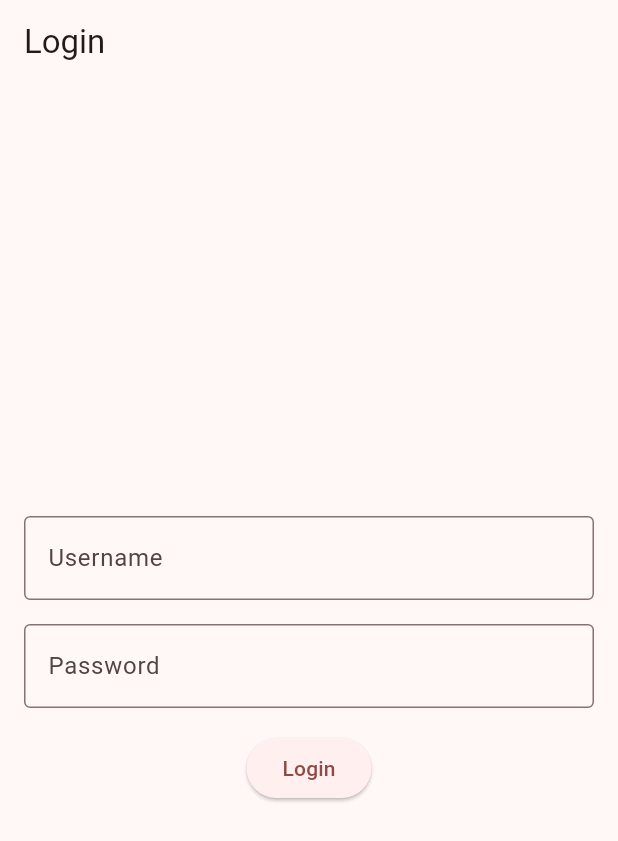
After one commit to Domciotomcio/EkoMonitor, a Flutter app: the screen it shows after launch, on a phone screen of 412 x 824 dp. The commit adds this screen. Shown: the top 841 px of the screen. Run offline on Flutter 3.47's test engine with Material 3 defaults, Android fonts, the light colour scheme and no system bars; our stand-ins replace flutter_riverpod.

Commit message:
login part

```diff
--- a/src/mobile_app/ekomonitor/lib/main.dart
+++ b/src/mobile_app/ekomonitor/lib/main.dart
@@ -1,7 +1,9 @@
 import 'package:ekomonitor/data/weather-condition-description-list.dart';
 import 'package:ekomonitor/models/weather-condition-description.dart';
 import 'package:ekomonitor/models/weather-condition-unit.dart';
+import 'package:ekomonitor/providers/user_provider.dart';
 import 'package:ekomonitor/views/developer-view.dart';
+import 'package:ekomonitor/views/login_view.dart';
 import 'package:ekomonitor/views/settings/weather-unit-setting-view.dart';
 import 'package:ekomonitor/views/weather-unit-view.dart';
 import 'package:ekomonitor/widgets/main-tile.dart';
@@ -104,13 +106,16 @@ class MyApp extends ConsumerWidget {
 
   @override
   Widget build(BuildContext context, WidgetRef ref) {
+    final user = ref.watch(userProvider);
     final theme = ref.watch(themeNotifierProvider);
+
     return MaterialApp(
       title: 'Flutter Demo',
       theme: theme,
-      initialRoute: '/form',
+      //initialRoute: '/form',
+      home: user == null ? LoginView() : HomePage(),
       routes: {
-        '/': (context) => HomePage(),
+        '/home': (context) => HomePage(),
         '/weather-settings': (context) => const WeatherSettingsView(),
         '/app-settings': (context) => const AppSettingsView(),
         '/user-settings': (context) => const UserSettingsView(),
--- /dev/null
+++ b/src/mobile_app/ekomonitor/lib/providers/user_provider.dart
@@ -0,0 +1,7 @@
+import 'package:ekomonitor/models/user.dart';
+import 'package:ekomonitor/notifiers/user-notifier.dart';
+import 'package:flutter_riverpod/flutter_riverpod.dart';
+
+final userProvider = StateNotifierProvider<UserNotifier, User?>((ref) {
+  return UserNotifier();
+});
--- /dev/null
+++ b/src/mobile_app/ekomonitor/lib/views/login_view.dart
@@ -0,0 +1,66 @@
+import 'package:ekomonitor/providers/user_provider.dart';
+import 'package:flutter/material.dart';
+import 'package:flutter_riverpod/flutter_riverpod.dart';
+
+class LoginView extends ConsumerStatefulWidget {
+  @override
+  _LoginViewState createState() => _LoginViewState();
+}
+
+class _LoginViewState extends ConsumerState<LoginView> {
+  final _emailController = TextEditingController();
+  final _passwordController = TextEditingController();
+  bool _isLoading = false;
+
+  @override
+  Widget build(BuildContext context) {
+    return Scaffold(
+      appBar: AppBar(
+        title: Text('Login'),
+      ),
+      body: Padding(
+        padding: const EdgeInsets.all(16.0),
+        child: Column(
+          mainAxisAlignment: MainAxisAlignment.center,
+          children: <Widget>[
+            TextField(
+              controller: _emailController,
+              decoration: InputDecoration(
+                labelText: 'Username',
+                border: OutlineInputBorder(),
+              ),
+            ),
+            SizedBox(height: 16.0),
+            TextField(
+              controller: _passwordController,
+              decoration: InputDecoration(
+                labelText: 'Password',
+                border: OutlineInputBorder(),
+              ),
+              obscureText: true,
+            ),
+            SizedBox(height: 16.0),
+            _isLoading
+                ? CircularProgressIndicator()
+                :
+            ElevatedButton(
+              onPressed: ()  async{
+                setState(() {
+                  _isLoading = true;
+                });
+                await ref.read(userProvider.notifier).login(_emailController.text, _passwordController.text);
+                setState(() {
+                  _isLoading = false;
+                });
+                if (ref.read(userProvider) != null) {
+                  Navigator.pushReplacementNamed(context, '/home');
+                }
+              },
+              child: Text('Login'),
+            ),
+          ],
+        ),
+      ),
+    );
+  }
+}
```
Also changed, not shown: src/mobile_app/ekomonitor/lib/models/user.dart (added, +27 -0 lines), src/mobile_app/ekomonitor/lib/notifiers/user-notifier.dart (added, +16 -0 lines), src/mobile_app/ekomonitor/lib/views/settings/user-settings-view.dart (+11 -3 lines).
